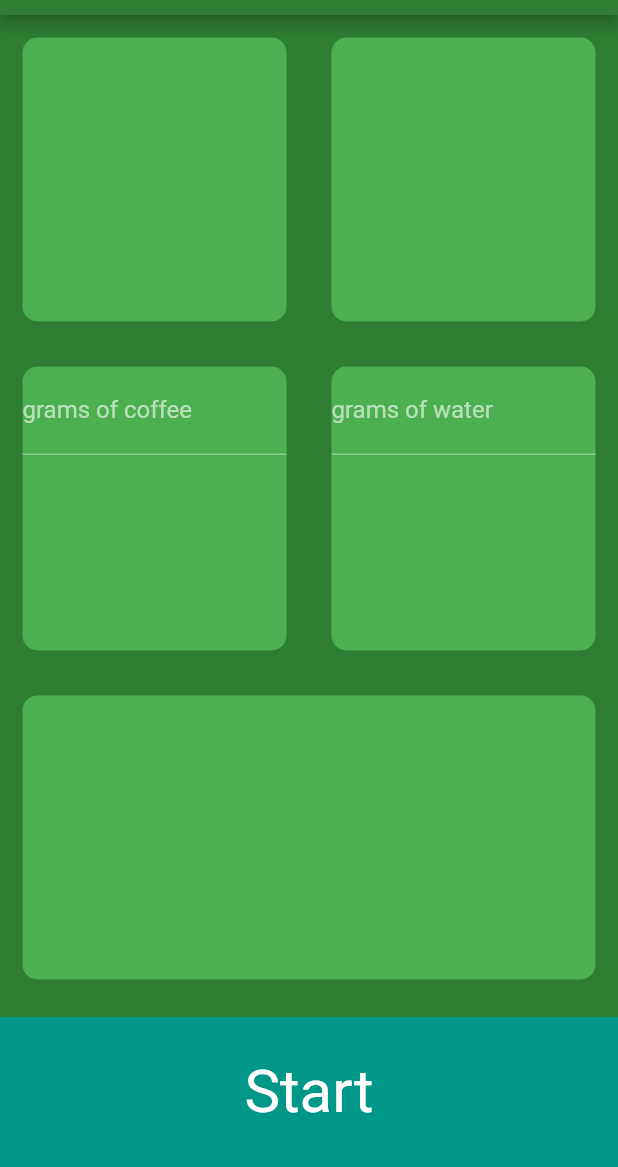
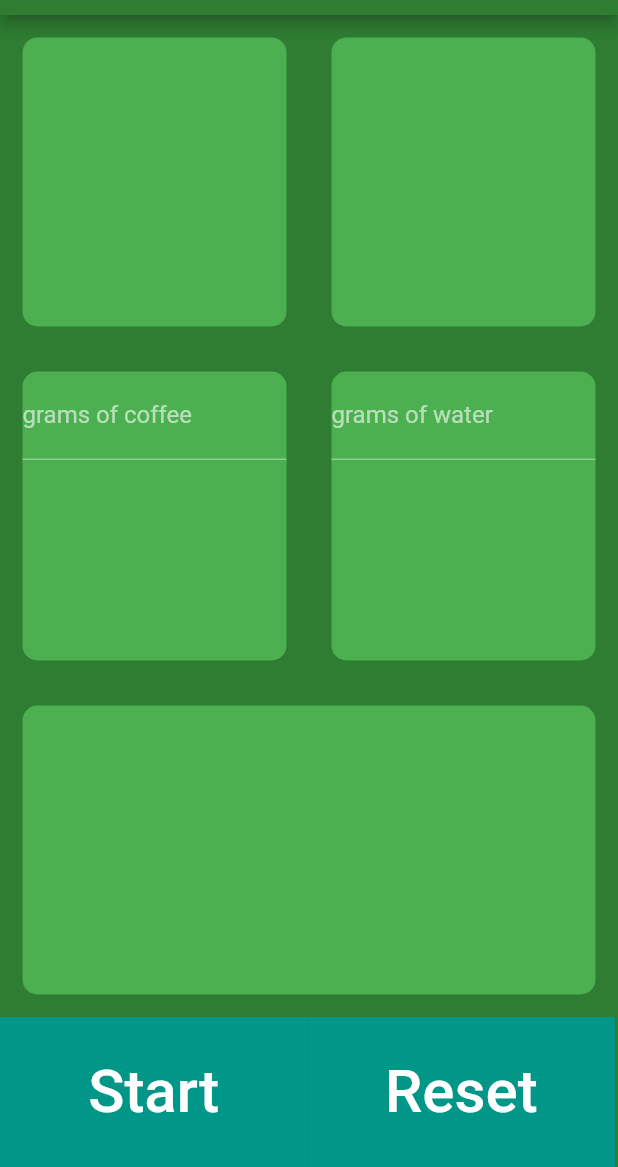
Before and after one commit to jlcamacho-dev/koffeem8, a Flutter app: the screen it shows after launch, on a phone screen of 412 x 824 dp, the part 69-1236 px from its top. Run offline on Flutter 3.47's test engine with Material 2 defaults, Android fonts, the phone set to English and light mode, and no system bars.

Commit message:
redid bottom butttons for coffee timer, added Start/Stop and Rest button as well as the logic for the start/stop state button

```diff
--- a/koffeem8_app/lib/InputPage.dart
+++ b/koffeem8_app/lib/InputPage.dart
@@ -7,12 +7,15 @@ class InputPage extends StatefulWidget {
 }
 
 class _InputPageState extends State<InputPage> {
-  var _sState = 'Start';
+  String _sStateStart = 'Start';
+  String _sStateStop = 'Stop';
+  String _sState = 'Start';
   double _gCoffee;
   double _gWater;
   double _ratio = 0.0625;
   var _txtCoffee = TextEditingController();
   var _txtWater = TextEditingController();
+  var _txtTimer = TextEditingController();
 
   @override
   Widget build(BuildContext context) {
@@ -88,19 +91,30 @@ class _InputPageState extends State<InputPage> {
               ],
             ),
           ),
-          Container(
-            color: Colors.teal,
-            margin: EdgeInsets.only(top: 10.0),
-            width: double.infinity,
-            height: 100.0,
-            child: Center(
-              child: Text(
-                _sState,
-                style: TextStyle(
-                  fontSize: 40.0,
-                ),
+          Row(
+            children: <Widget>[
+              Container(
+                color: Colors.teal,
+                width: 205.0,
+                height: 100.0,
+                child: FlatButton(
+                    onPressed: () {
+                      setState(() {
+                        _sState = _sState == 'Start' ? 'Stop' : 'Start';
+                      });
+                    },
+                    child: Text(_sState.toString(),
+                        style: TextStyle(fontSize: 40.0, color: Colors.white))),
               ),
-            ),
+              Container(
+                color: Colors.teal,
+                width: 205.0,
+                height: 100.0,
+                child: FlatButton(
+                    child: Text('Reset',
+                        style: TextStyle(fontSize: 40.0, color: Colors.white))),
+              ),
+            ],
           ),
         ],
       ),
@@ -127,28 +141,24 @@ class ReusableCard extends StatelessWidget {
   }
 }
 
-// Custom Form Widget definition
-class MyCustomForm extends StatefulWidget {
-  @override
-  _MyCustomFormState createState() => _MyCustomFormState();
-}
-
-// Corresponding State class
-// This class holds the data related to the form
-class _MyCustomFormState extends State<MyCustomForm> {
-  // Create a text controller and use it to retrieve the current value
-  // of the TextFeild
-  final myController = TextEditingController();
-
-  @override
-  void dispose() {
-    // Clean up the controller when the widget is disposed
-    myController.dispose();
-    super.dispose();
-  }
-
-  @override
-  Widget build(BuildContext context) {
-    return Container();
-  }
-}
+//Container(
+//color: Colors.teal,
+//margin: EdgeInsets.only(top: 10.0),
+//width: double.infinity,
+//height: 100.0,
+//child: FlatButton(
+//onPressed: () {
+//setState(() {
+//_sState = _sState == 'Start' ? 'Stop' : 'Start';
+//});
+//},
+//child: Center(
+//child: Text(
+//_sState.toString(),
+//style: TextStyle(
+//fontSize: 40.0,
+//),
+//),
+//),
+//),
+//),
```
